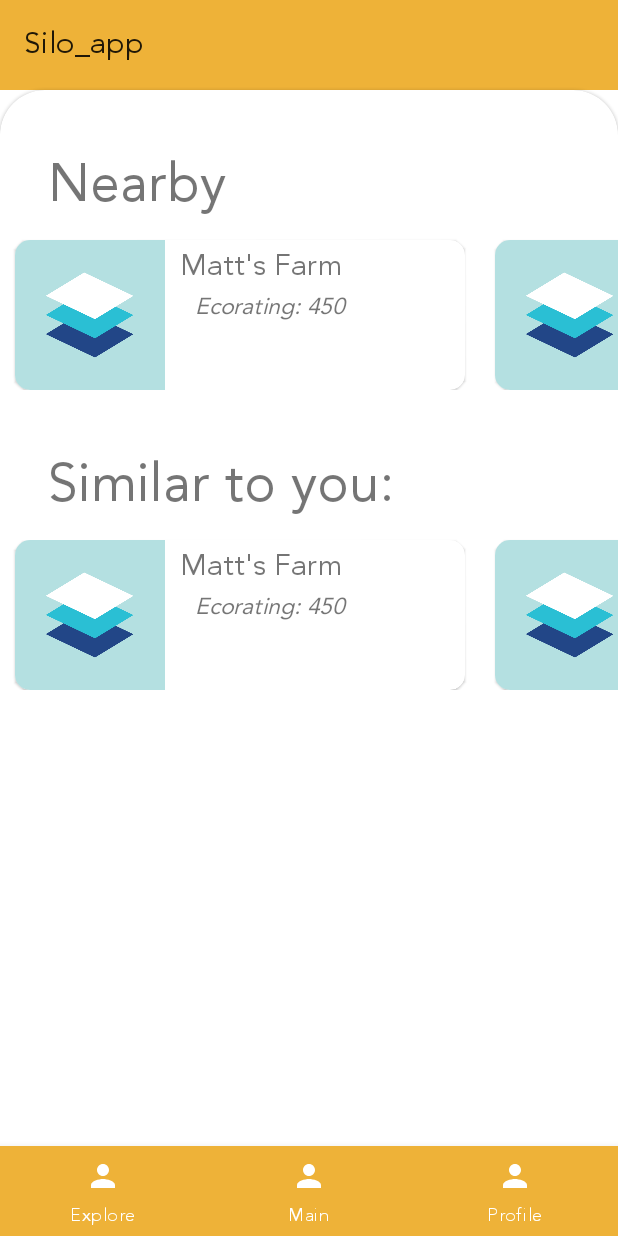
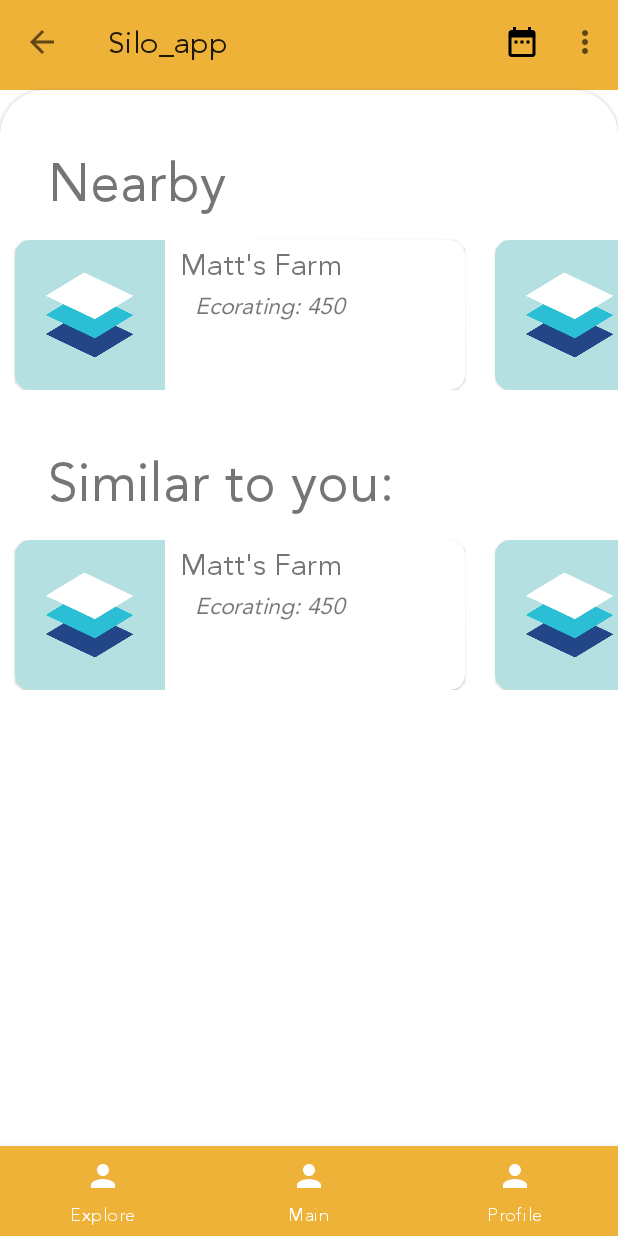
Before and after one commit to rprend/Silo, an Android app: the screen it shows after launch (MainActivity), on a phone screen of 412 x 824 dp. Run offline under Robolectric (Android 15) with nearby library versions, the phone set to English and light mode, and no system bars; our stand-ins replace navigation-ui; libraries missing offline, so code that uses them is left out: com.evolve.backdroplibrary; plain views replace BackdropContainer; 4 statements that could not run were skipped.

Commit message:
Add toolbar buttons

```diff
--- a/silo_app/app/src/main/java/com/silo/silo_app/MainActivity.java
+++ b/silo_app/app/src/main/java/com/silo/silo_app/MainActivity.java
@@ -2,6 +2,7 @@ package com.silo.silo_app;
 
 import androidx.annotation.NonNull;
 import androidx.annotation.Nullable;
+import androidx.appcompat.app.ActionBar;
 import androidx.appcompat.app.AppCompatActivity;
 import androidx.appcompat.widget.Toolbar;
 import androidx.navigation.NavController;
@@ -10,9 +11,12 @@ import androidx.navigation.Navigation;
 import androidx.navigation.ui.NavigationUI;
 
 import android.os.Bundle;
+import android.view.Menu;
+import android.view.MenuItem;
 import android.view.View;
 import android.view.animation.AccelerateDecelerateInterpolator;
 import android.view.animation.LinearInterpolator;
+import android.widget.Toast;
 
 import com.evolve.backdroplibrary.BackdropContainer;
 import com.google.android.material.bottomnavigation.BottomNavigationView;
@@ -29,6 +33,9 @@ public class MainActivity extends AppCompatActivity {
 
         Toolbar toolbar = findViewById(R.id.toolbar);
         setSupportActionBar(toolbar);
+
+        ActionBar actionBar = getSupportActionBar();
+        actionBar.setDisplayHomeAsUpEnabled(true);
 
         NavigationView navigationView = findViewById(R.id.navigation);
         navigationView.setCheckedItem(R.id.all);
@@ -55,4 +62,27 @@ public class MainActivity extends AppCompatActivity {
         NavigationUI.setupWithNavController(bottomBar, controller);
 
     }
+
+    @Override
+    public boolean onCreateOptionsMenu(Menu menu) {
+        // Inflate the menu; this adds items to the action bar if it is present.
+        getMenuInflater().inflate(R.menu.appbar_icons, menu);
+        return true;
+    }
+
+    @Override
+    public boolean onOptionsItemSelected(MenuItem item) {
+        // Handle action bar item clicks here. The action bar will
+        // automatically handle clicks on the Home/Up button, so long
+        // as you specify a parent activity in AndroidManifest.xml.
+        int id = item.getItemId();
+
+        //noinspection SimplifiableIfStatement
+//        if (id == R.id.appbar_icons) {
+//            Toast.makeText(MainActivity.this, "Action clicked", Toast.LENGTH_LONG).show();
+//            return true;
+//        }
+
+        return super.onOptionsItemSelected(item);
+    }
 }
--- /dev/null
+++ b/silo_app/app/src/main/res/drawable/ic_date_range_black_24dp.xml
@@ -0,0 +1,9 @@
+<vector xmlns:android="http://schemas.android.com/apk/res/android"
+        android:width="24dp"
+        android:height="24dp"
+        android:viewportWidth="24.0"
+        android:viewportHeight="24.0">
+    <path
+        android:fillColor="#FF000000"
+        android:pathData="M9,11L7,11v2h2v-2zM13,11h-2v2h2v-2zM17,11h-2v2h2v-2zM19,4h-1L18,2h-2v2L8,4L8,2L6,2v2L5,4c-1.11,0 -1.99,0.9 -1.99,2L3,20c0,1.1 0.89,2 2,2h14c1.1,0 2,-0.9 2,-2L21,6c0,-1.1 -0.9,-2 -2,-2zM19,20L5,20L5,9h14v11z"/>
+</vector>
--- /dev/null
+++ b/silo_app/app/src/main/res/menu/appbar_icons.xml
@@ -0,0 +1,15 @@
+<?xml version="1.0" encoding="utf-8"?>
+<menu xmlns:android="http://schemas.android.com/apk/res/android"
+    xmlns:app="http://schemas.android.com/apk/res-auto">
+    <item
+        android:id="@+id/calendar"
+        android:icon="@drawable/ic_date_range_black_24dp"
+        android:title="date range"
+        app:showAsAction="ifRoom"/>
+
+    <!-- Settings, should always be in the overflow -->
+    <item android:id="@+id/action_settings"
+        android:title="@string/action_settings"
+        app:showAsAction="never"/>
+
+</menu>
```
